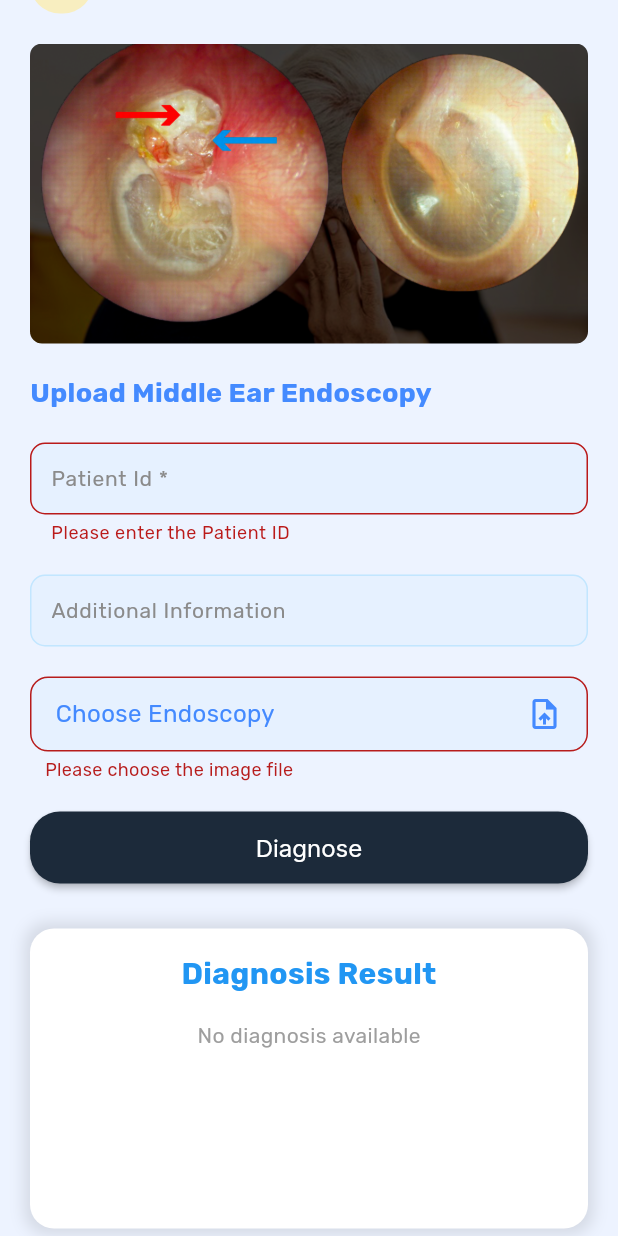
After one commit to 24-25J-097/ent-disease-detection-mobile-app, a Flutter app: the CholesteatomaDiagnosisForm screen opened directly, scrolled down 48 dp, after a tap on "Diagnose", on a phone screen of 412 x 824 dp. The commit adds this screen. Run offline on Flutter 3.47's test engine with Material 3 defaults, Android fonts, the light colour scheme and no system bars; our stand-ins replace dio, firebase_auth, firebase_core, firebase_database, flutter_easyloading, fluttertoast and 5 more; missing offline and left inert: dio_http_cache, flutter_overlay_loader; accounts and stored records are empty; generated files the repository leaves out were written again.

Commit message:
Cholesteatoma Identification and related changes

```diff
--- /dev/null
+++ b/lib/models/cholesteatoma.dart
@@ -0,0 +1,86 @@
+part of 'models.dart';
+
+@JsonSerializable(explicitToJson: true)
+class Cholesteatoma {
+  @JsonKey(name: '_id')
+  final String? id;
+
+  @JsonKey(name: 'diagnosticianId')
+  final String? diagnosticianId;
+
+  @JsonKey(name: 'patientId')
+  final String patientId;
+
+  @JsonKey(name: 'additionalInformation')
+  final String? additionalInformation;
+
+  @JsonKey(name: 'endoscopyImage')
+  final String endoscopyImage;
+
+  @JsonKey(name: 'diagnosisResult')
+  final DiagnosisResult? diagnosisResult;
+
+  @JsonKey(name: 'status')
+  final CholesteatomaStatus? status;
+
+  final bool? accepted;
+
+  @JsonKey(name: 'createdAt')
+  final DateTime? createdAt;
+
+  @JsonKey(name: 'updatedAt')
+  final DateTime? updatedAt;
+
+  Cholesteatoma({
+    this.id,
+    this.diagnosticianId,
+    required this.patientId,
+    this.additionalInformation,
+    required this.endoscopyImage,
+    this.diagnosisResult,
+    this.status,
+    this.accepted,
+    this.createdAt,
+    this.updatedAt,
+  });
+
+  factory Cholesteatoma.fromJson(Map<String, dynamic> json) => _$CholesteatomaFromJson(json);
+
+  Map<String, dynamic> toJson() => _$CholesteatomaToJson(this);
+}
+
+@JsonSerializable()
+class DiagnosisResult {
+  @JsonKey(name: 'isCholesteatoma')
+  final bool? isCholesteatoma;
+
+  final String? stage;
+  final String? suggestions;
+
+  DiagnosisResult({this.isCholesteatoma, this.stage, this.suggestions});
+
+  factory DiagnosisResult.fromJson(Map<String, dynamic> json) => _$DiagnosisResultFromJson(json);
+
+  Map<String, dynamic> toJson() => _$DiagnosisResultToJson(this);
+}
+
+enum CholesteatomaStatus {
+  pending,
+  diagnosed,
+  failed,
+}
+
+extension CholesteatomaStatusExtension on CholesteatomaStatus {
+  MaterialColor getStatusColor() {
+    switch (this) {
+      case CholesteatomaStatus.pending:
+        return Colors.amber;
+      case CholesteatomaStatus.diagnosed:
+        return Colors.green;
+      case CholesteatomaStatus.failed:
+        return Colors.red;
+      default:
+        return Colors.grey;
+    }
+  }
+}
--- a/lib/models/models.dart
+++ b/lib/models/models.dart
@@ -6,6 +6,7 @@ import 'package:json_annotation/json_annotation.dart';
 part 'models.g.dart';
 part 'sinusitis_result.dart';
 part 'pharyngitis_result.dart';
+part 'cholesteatoma.dart';
 
 /*
 * For models.g.dart create
--- /dev/null
+++ b/lib/screens/cholesteatoma/cholesteatoma_diagnosis_form.dart
@@ -0,0 +1,472 @@
+import 'dart:io';
+
+import 'package:dio/dio.dart';
+import 'package:ent_insight_app/models/models.dart';
+import 'package:ent_insight_app/widgets/widgets.g.dart';
+import 'package:flutter/foundation.dart';
+import 'package:flutter/material.dart';
+import 'package:flutter/services.dart';
+import 'package:flutter_easyloading/flutter_easyloading.dart';
+import 'package:google_fonts/google_fonts.dart';
+import 'package:image_picker/image_picker.dart';
+import 'package:motion_toast/motion_toast.dart';
+
+class CholesteatomaDiagnosisForm extends StatefulWidget {
+  const CholesteatomaDiagnosisForm({super.key});
+
+  @override
+  State<CholesteatomaDiagnosisForm> createState() => _CholesteatomaDiagnosisFormState();
+}
+
+class _CholesteatomaDiagnosisFormState extends State<CholesteatomaDiagnosisForm> {
+  final _formKey = GlobalKey<FormState>();
+  final TextEditingController _patientIdController = TextEditingController();
+  final TextEditingController _additionalInfoController = TextEditingController();
+  late XFile _imageController = XFile('');
+  String? fileError;
+  String? patientIdError;
+  String? patientIdErrMsg;
+  bool isDisable = false;
+  bool isLoading = false;
+
+  Cholesteatoma? diagnosisResult;
+
+  void pickFiles(ImageSource source) async {
+    try {
+      final XFile? result = await ImagePicker().pickImage(
+        imageQuality: 80,
+        maxWidth: 1440,
+        source: source,
+      );
+      if (result != null) {
+        _imageController = result;
+        setState(() {
+          fileError = null;
+          diagnosisResult = null;
+        });
+      }
+    } on PlatformException catch (e) {
+      setState(() {
+        fileError = e.message;
+      });
+      if (kDebugMode) {
+        print('Unsupported operation: $e');
+      }
+    } catch (e) {
+      setState(() {
+        fileError = e.toString();
+      });
+      if (kDebugMode) {
+        print(e.toString());
+      }
+    }
+  }
+
+  Future<void> _diagnose() async {
+    if (isLoading) return;
+    setState(() => isLoading = true);
+
+    if (_imageController.name.isEmpty || _imageController.name == '') {
+      setState(() {
+        fileError = "Please choose the image file";
+        isLoading = false;
+      });
+    }
+
+    if (_formKey.currentState!.validate() && _imageController.name.isNotEmpty) {
+      _formKey.currentState?.save();
+      EasyLoading.show(status: "Analyzing...");
+      FormData formData = FormData.fromMap({
+        "patientId": _patientIdController.text,
+        "additionalInfo": _additionalInfoController.text,
+        "endoscopyImage": await MultipartFile.fromFile(_imageController.path),
+      });
+
+      try {
+        // var response = await CholesteatomaDiagnosisService.cholesteatomaDiagnosis(formData);
+      } catch (e) {
+        debugPrint(e.toString());
+        if (mounted) {
+          MotionToast.error(
+            title: const Text("Error"),
+            description: Text(e.toString()),
+            position: MotionToastPosition.center,
+            dismissable: true,
+            toastDuration: const Duration(seconds: 30),
+            width: MediaQuery.of(context).size.width - 100,
+            animationType: AnimationType.fromLeft,
+          ).show(context);
+        }
+      } finally {
+        await EasyLoading.dismiss();
+        setState(() => isLoading = false);
+        // if (mounted) {
+        //   Navigator.of(context).pushReplacement(MaterialPageRoute(builder: (context) => const DiagnosisReports()));
+        // }
+      }
+    }
+  }
+
+  Future<void> _handleDone(bool accept) async {
+    // try {
+    //   setState(() {
+    //     isDisable = true;
+    //   });
+    //
+    //   final data = DiagnosisAcceptance(
+    //     diagnosisId: diagnosisResult?['diagnosisId'] ?? '',
+    //     accept: accept,
+    //   );
+    //
+    //   final response = await DiagnosisService.cholesteatomaDiagnosisAccept(data);
+    //
+    //   if (response['success']) {
+    //     notifySuccess(response['message']);
+    //   }
+    // } catch (error) {
+    //   if (error.toString().contains('Failed to accept diagnosis')) {
+    //     setState(() {
+    //       error = 'An unexpected error occurred. Please try again.';
+    //     });
+    //   } else {
+    //     setState(() {
+    //       error = error.toString();
+    //     });
+    //     notifyError(error.toString());
+    //   }
+    // } finally {
+    //   setState(() {
+    //     isDisable = false;
+    //     diagnosisResult = null;
+    //     patientId = '';
+    //     additionalInfo = '';
+    //     file = null;
+    //     imagePreview = '';
+    //     formKey.currentState?.reset();
+    //   });
+    //
+    //   // Assuming you're using a method to refresh or reload the page
+    //   // For example:
+    //   // Navigator.pushReplacement(
+    //   //   context,
+    //   //   MaterialPageRoute(builder: (context) => DiagnosisScreen()),
+    //   // );
+    // }
+  }
+
+  @override
+  void dispose() {
+    super.dispose();
+    _imageController = XFile('');
+    _patientIdController.dispose();
+    _additionalInfoController.dispose();
+  }
+
+  @override
+  Widget build(BuildContext context) {
+    return GestureDetector(
+      onTap: () => FocusManager.instance.primaryFocus?.unfocus(),
+      child: Scaffold(
+        resizeToAvoidBottomInset: true,
+        body: SafeArea(
+          child: SingleChildScrollView(
+            child: Padding(
+              padding: const EdgeInsets.symmetric(horizontal: 20, vertical: 15),
+              child: Column(
+                children: [
+                  const TopAppBar(
+                    title: "Identify Cholesteatoma",
+                  ),
+                  const SizedBox(height: 20),
+                  _imageController.name.isNotEmpty
+                      ? ClipRRect(
+                          borderRadius: BorderRadius.circular(8.0),
+                          child: Image.file(
+                            File(_imageController.path),
+                            width: 220,
+                            fit: BoxFit.cover,
+                            errorBuilder: (context, error, stackTrace) {
+                              if (kDebugMode) {
+                                print(":::::::::::::::::::::::: FadeInImage imageErrorBuilder: ${error.toString()}");
+                              }
+                              return Image.asset('assets/images/img-placeholder.jpg', fit: BoxFit.cover);
+                            },
+                          ),
+                        )
+                      : Container(
+                          height: 200,
+                          decoration: BoxDecoration(
+                            borderRadius: BorderRadius.circular(8),
+                            image: const DecorationImage(
+                              image: AssetImage(
+                                "assets/images/cholesteatoma-2.png",
+                              ),
+                              fit: BoxFit.fitWidth,
+                            ),
+                          ),
+                        ),
+                  const SizedBox(height: 20),
+                  // File Picker Section
+                  Column(
+                    crossAxisAlignment: CrossAxisAlignment.start,
+                    children: [
+                      Form(
+                        key: _formKey,
+                        child: Column(
+                          children: [
+                            const Align(
+                              alignment: Alignment.centerLeft,
+                              child: Text(
+                                "Upload Middle Ear Endoscopy",
+                                style: TextStyle(
+                                  fontWeight: FontWeight.bold,
+                                  fontSize: 18,
+                                  color: Colors.blueAccent,
+                                ),
+                                textAlign: TextAlign.left,
+                              ),
+                            ),
+                            const SizedBox(height: 20),
+                            TextFormField(
+                              controller: _patientIdController,
+                              validator: (patientId) {
+                                if ((patientId == null || patientId.isEmpty)) {
+                                  return "Please enter the Patient ID";
+                                }
+                                if (patientId.length < 5) {
+                                  return "Patient ID must be at least 5 characters long";
+                                }
+                                return null;
+                              },
+                              decoration: const InputDecoration(
+                                labelText: "Patient Id *",
+                                hintText: "Enter your Patient Id",
+                                suffixIcon: SizedBox(),
+                              ),
+                            ),
+                            const SizedBox(height: 20),
+                            TextFormField(
+                              controller: _additionalInfoController,
+                              decoration: const InputDecoration(
+                                labelText: "Additional Information",
+                                hintText: "Enter any additional details (optional)",
+                                suffixIcon: SizedBox(),
+                              ),
+                            ),
+                            const SizedBox(height: 20),
+                            GestureDetector(
+                              onTap: () => chooseImagePickerSource(context, pickFiles),
+                              child: Container(
+                                padding: const EdgeInsets.symmetric(horizontal: 16, vertical: 12),
+                                decoration: BoxDecoration(
+                                  borderRadius: BorderRadius.circular(12),
+                                  color: const Color(0x1492dbff),
+                                  border: Border.all(
+                                    color: fileError == null ? Colors.lightBlue : Colors.red[900]!,
+                                  ),
+                                ),
+                                child: const Row(
+                                  mainAxisAlignment: MainAxisAlignment.spaceBetween,
+                                  children: [
+                                    Text(
+                                      "Choose Endoscopy",
+                                      style: TextStyle(fontSize: 16, color: Colors.blueAccent),
+                                    ),
+                                    Icon(Icons.upload_file, color: Colors.blueAccent),
+                                  ],
+                                ),
+                              ),
+                            ),
+                            if (fileError != null)
+                              Align(
+                                alignment: Alignment.centerLeft,
+                                child: Padding(
+                                  padding: const EdgeInsets.only(left: 10, top: 3),
+                                  child: Text(fileError!,
+                                      style: TextStyle(
+                                        color: Colors.red[900],
+                                        fontSize: 12,
+                                      )),
+                                ),
+                              ),
+                            if (_imageController.name.isNotEmpty)
+                              Align(
+                                alignment: Alignment.centerLeft,
+                                child: Padding(
+                                  padding: const EdgeInsets.only(left: 10, top: 3),
+                                  child: Text(
+                                    _imageController.name,
+                                    overflow: TextOverflow.ellipsis,
+                                    softWrap: true,
+                                    style: const TextStyle(
+                                      color: Colors.black45,
+                                      fontSize: 12,
+                                    ),
+                                  ),
+                                ),
+                              ),
+                            const SizedBox(height: 20),
+                            MaterialButton(
+                              onPressed: _diagnose,
+                              minWidth: double.infinity,
+                              height: 48,
+                              shape: RoundedRectangleBorder(
+                                borderRadius: BorderRadius.circular(20),
+                              ),
+                              color: const Color(0xFF1C2A3A),
+                              child: isLoading
+                                  ? const SizedBox(
+                                      width: 16, // Adjust size as needed
+                                      height: 16,
+                                      child: CircularProgressIndicator(
+                                        strokeWidth: 2,
+                                        valueColor: AlwaysStoppedAnimation<Color>(Colors.white),
+                                      ),
+                                    )
+                                  : Text(
+                                      'Diagnose',
+                                      textAlign: TextAlign.left,
+                                      style: GoogleFonts.inter(
+                                        color: const Color.fromRGBO(255, 255, 255, 1),
+                                        fontSize: 16,
+                                        letterSpacing: 0,
+                                        fontWeight: FontWeight.normal,
+                                        height: 1.5,
+                                      ),
+                                    ),
+                            ),
+                            const SizedBox(height: 10),
+                          ],
+                        ),
+                      ),
+                    ],
+                  ),
+                  const SizedBox(height: 20),
+                  Container(
+                    padding: const EdgeInsets.all(16),
+                    width: double.infinity,
+                    constraints: const BoxConstraints(
+                      maxWidth: 600, // Equivalent to max-w-lg
+                      minHeight: 200, // Equivalent to min-h-[200px]
+                    ),
+                    decoration: BoxDecoration(
+                      color: Colors.white,
+                      borderRadius: BorderRadius.circular(16),
+                      boxShadow: [
+                        BoxShadow(
+                          color: Colors.black.withOpacity(0.1),
+                          blurRadius: 8,
+                          spreadRadius: 4,
+                        ),
+                      ],
+                    ),
+                    child: Column(
+                      crossAxisAlignment: CrossAxisAlignment.start,
+                      children: [
+                        Align(
+                          alignment: Alignment.center,
+                          child: Text(
+                            'Diagnosis Result',
+                            style: TextStyle(
+                              color: Colors.blue[500],
+                              fontSize: 20,
+                              fontWeight: FontWeight.bold,
+                            ),
+                            textAlign: TextAlign.center,
+                          ),
+                        ),
+                        const SizedBox(height: 16),
+                        diagnosisResult != null
+                            ? Column(
+                                crossAxisAlignment: CrossAxisAlignment.start,
+                                children: [
+                                  _buildDiagnosisRow('Cholesteatoma Identified:', 'Yes', Colors.red),
+                                  _buildDiagnosisRow('Current Stage:', 'Stage 1', Colors.black),
+                                  _buildDiagnosisRow('Suggestions:', 'None', Colors.black),
+                                  // _buildDiagnosisRow(
+                                  //   'Cholesteatoma Identified:',
+                                  //   diagnosisResult['isCholesteatoma'] ? 'Yes' : 'No',
+                                  //   diagnosisResult['isCholesteatoma'] != null ? (diagnosisResult['isCholesteatoma'] ? Colors.red : Colors.green) : Colors.black,
+                                  // ),
+                                  // _buildDiagnosisRow('Current Stage:', diagnosisResult['stage'], Colors.black),
+                                  // _buildDiagnosisRow('Suggestions:', diagnosisResult['suggestions'], Colors.black),
+                                  Row(
+                                    mainAxisAlignment: MainAxisAlignment.end,
+                                    children: [
+                                      _buildActionButton(
+                                        'Reject',
+                                        Colors.red,
+                                        () => _handleDone(false),
+                                      ),
+                                      const SizedBox(width: 8),
+                                      _buildActionButton(
+                                        'Accept',
+                                        Colors.green,
+                                        () => _handleDone(true),
+                                      ),
+                                    ],
+                                  ),
+                                ],
+                              )
+                            : Align(
+                                alignment: Alignment.center,
+                                child: Text(
+                                  'No diagnosis available',
+                                  style: TextStyle(color: Colors.grey[500], fontSize: 14),
+                                ),
+                              ),
+                      ],
+                    ),
+                  ),
+                  const SizedBox(height: 30),
+                ],
+              ),
+            ),
+          ),
+        ),
+      ),
+    );
+  }
+
+  Widget _buildDiagnosisRow(String label, String value, Color valueColor) {
+    return Padding(
+      padding: const EdgeInsets.only(bottom: 8),
+      child: RichText(
+        text: TextSpan(
+          children: [
+            TextSpan(
+              text: '$label  ',
+              style: const TextStyle(
+                fontWeight: FontWeight.bold,
+                color: Colors.black,
+              ),
+            ),
+            TextSpan(
+              text: value,
+              style: TextStyle(
+                color: valueColor,
+              ),
+            ),
+          ],
+        ),
+      ),
+    );
+  }
+
+  Widget _buildActionButton(String label, Color color, VoidCallback onPressed) {
+    return ElevatedButton(
+      onPressed: onPressed,
+      style: ElevatedButton.styleFrom(
+        backgroundColor: color,
+        padding: const EdgeInsets.symmetric(vertical: 4, horizontal: 24),
+        shape: RoundedRectangleBorder(
+          borderRadius: BorderRadius.circular(8),
+        ),
+      ),
+      child: Text(
+        label,
+        style: const TextStyle(color: Colors.white),
+      ),
+    );
+  }
+}
--- a/lib/screens/guests/dashboard.dart
+++ b/lib/screens/guests/dashboard.dart
@@ -1,3 +1,4 @@
+import 'package:ent_insight_app/screens/cholesteatoma/cholesteatoma_diagnosis_form.dart';
 import 'package:ent_insight_app/screens/pharyngitis/create_pharyngitis_report.dart';
 import 'package:ent_insight_app/screens/sinusitis/detect-form.dart';
 import 'package:flutter/material.dart';
@@ -24,6 +25,11 @@ class _GuestHomeScreenState extends State<GuestHomeScreen> {
       'screen': const CreatePharyngitisReport(),
       'image': 'assets/images/features/pharyngitis.jpg',
       'text': 'Pharyngitis Identification',
+    },
+    {
+      'screen': const CholesteatomaDiagnosisForm(),
+      'image': 'assets/images/features/cholesteatoma.jpg',
+      'text': 'Cholesteatoma Identification',
     }
   ];
 
```
Also changed, not shown: assets/images/cholesteatoma-2.png (added), assets/images/features/cholesteatoma.jpg (added), lib/generated/assets.dart (added), lib/models/models.g.dart.
